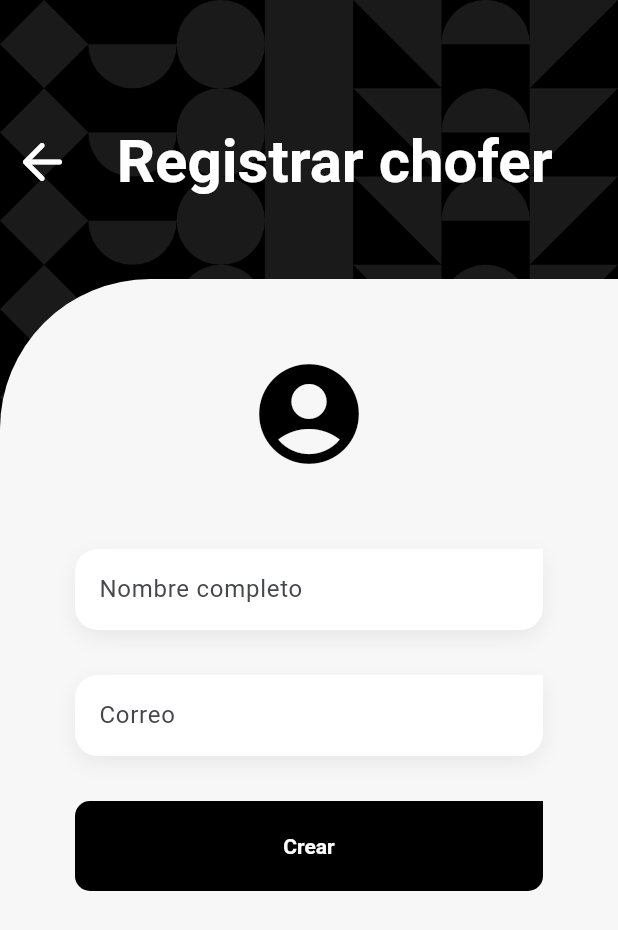
After one commit to Vizcarrita/EcoPetroProyect, a Flutter app: the screen it shows after launch, in the side drawer, after a tap on "Registrar chofer", on a phone screen of 412 x 824 dp. The commit adds this screen. Shown: the top 930 px of the screen. Run offline on Flutter 3.47's test engine with Material 2 defaults, Android fonts, the phone set to English and light mode, and no system bars; our stand-ins replace go_router, google_fonts, image_picker, syncfusion_flutter_charts; network calls fail.

Commit message:
register_screen

```diff
--- a/lib/pages/shared/widgets/side_menu.dart
+++ b/lib/pages/shared/widgets/side_menu.dart
@@ -18,6 +18,7 @@ class _SideMenuState extends State<SideMenu> {
   final List<Widget> _destinationWidgets = [
     const StadisticScreen(),
     const ListUsers(),
+    const RegisterScreen(),
   ];
 
   void _onDestinationSelected(int index) {
@@ -52,12 +53,16 @@ class _SideMenuState extends State<SideMenu> {
           child: Text('Test User'),
         ),
         const NavigationDrawerDestination(
-          icon: Icon(Icons.home_outlined),
+          icon: Icon(Icons.home),
           label: Text('Dashboard'),
         ),
         const NavigationDrawerDestination(
           icon: Icon(Icons.place),
-          label: Text('Mis viajes'),
+          label: Text('Mis usuarios'),
+        ),
+        const NavigationDrawerDestination(
+          icon: Icon(Icons.person_add),
+          label: Text('Registrar chofer'),
         ),
         const Padding(
           padding: EdgeInsets.fromLTRB(28, 16, 28, 10),
--- /dev/null
+++ b/lib/pages/trucks/presentation/screens/register_screen.dart
@@ -0,0 +1,103 @@
+import 'package:flutter/material.dart';
+import 'package:go_router/go_router.dart';
+import '../../../shared/shared.dart';
+
+class RegisterScreen extends StatelessWidget {
+  const RegisterScreen({super.key});
+
+  @override
+  Widget build(BuildContext context) {
+    final size = MediaQuery.of(context).size;
+    final scaffoldBackgroundColor = Theme.of(context).scaffoldBackgroundColor;
+    final textStyles = Theme.of(context).textTheme;
+
+    return GestureDetector(
+      onTap: () => FocusManager.instance.primaryFocus?.unfocus(),
+      child: Scaffold(
+          body: GeometricalBackground(
+              child: SingleChildScrollView(
+        physics: const ClampingScrollPhysics(),
+        child: Column(
+          crossAxisAlignment: CrossAxisAlignment.center,
+          children: [
+            const SizedBox(height: 80),
+            // Icon Banner
+            Row(
+              crossAxisAlignment: CrossAxisAlignment.center,
+              children: [
+                IconButton(
+                    onPressed: () {
+                      if (!context.canPop()) return;
+                      context.pop();
+                    },
+                    icon: const Icon(Icons.arrow_back_rounded,
+                        size: 40, color: Colors.white)),
+                const Spacer(flex: 1),
+                Text('Registrar chofer',
+                    style:
+                        textStyles.titleLarge?.copyWith(color: Colors.white)),
+                const Spacer(flex: 2),
+              ],
+            ),
+
+            const SizedBox(height: 50),
+
+            Container(
+              height: size.height - 260, // 80 los dos sizebox y 100 el ícono
+              width: double.infinity,
+              decoration: BoxDecoration(
+                color: scaffoldBackgroundColor,
+                borderRadius:
+                    const BorderRadius.only(topLeft: Radius.circular(100)),
+              ),
+              child: const _RegisterForm(),
+            )
+          ],
+        ),
+      ))),
+    );
+  }
+}
+
+class _RegisterForm extends StatelessWidget {
+  const _RegisterForm();
+
+  @override
+  Widget build(BuildContext context) {
+    return Padding(
+      padding: const EdgeInsets.symmetric(horizontal: 50),
+      child: Column(
+        children: [
+          const SizedBox(height: 50),
+          const SizedBox(
+            child: Icon(
+              Icons.account_circle,
+              size: 80,
+              color: Colors.black,
+            ),
+          ),
+          const SizedBox(height: 50),
+          const CustomTextFormField(
+            label: 'Nombre completo',
+            keyboardType: TextInputType.emailAddress,
+          ),
+          const SizedBox(height: 30),
+          const CustomTextFormField(
+            label: 'Correo',
+            keyboardType: TextInputType.emailAddress,
+          ),
+          const SizedBox(height: 30),
+          SizedBox(
+            width: double.infinity,
+            height: 60,
+            child: CustomFilledButton(
+              text: 'Crear',
+              buttonColor: Colors.black,
+              onPressed: () {},
+            ),
+          ),
+        ],
+      ),
+    );
+  }
+}
--- a/lib/pages/trucks/presentation/screens/screens.dart
+++ b/lib/pages/trucks/presentation/screens/screens.dart
@@ -1,2 +1,3 @@
 export 'trucks_screen.dart';
 export 'users_screen.dart';
+export 'register_screen.dart';
```
